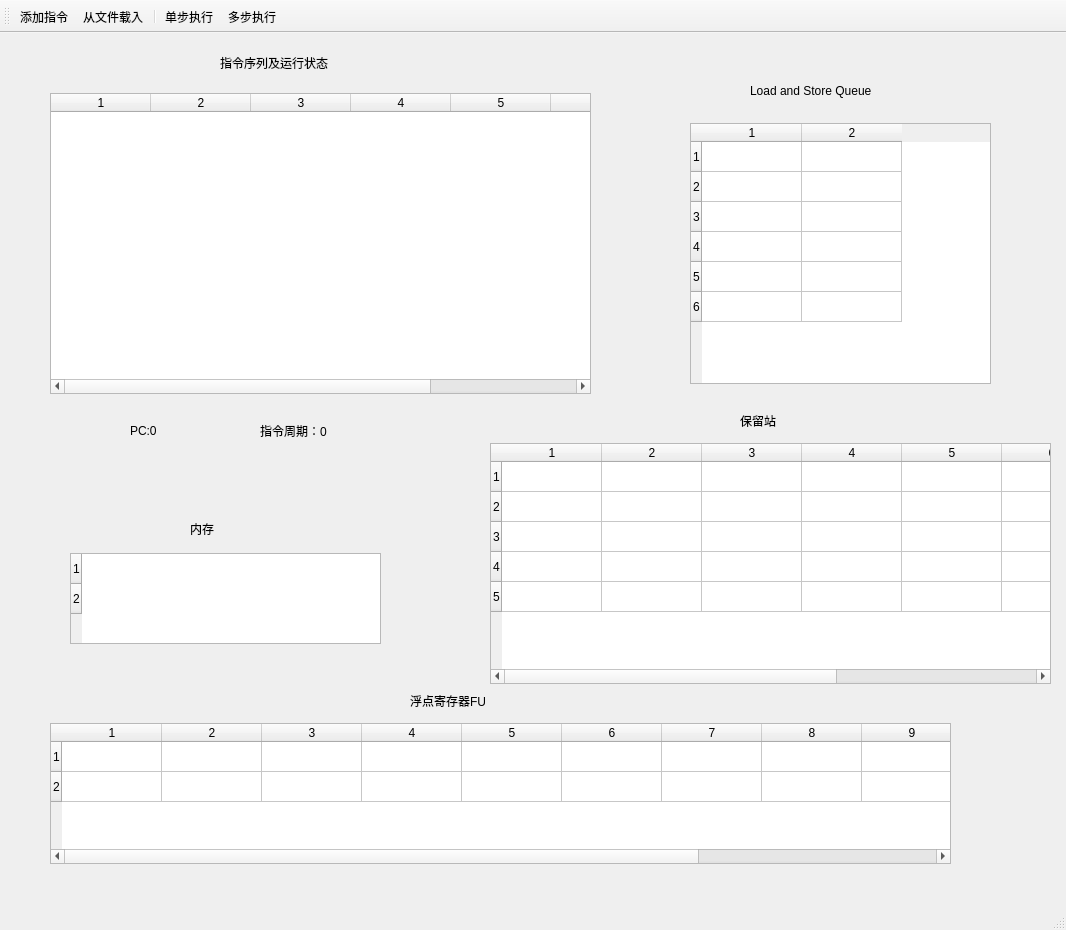
First picture: the form in mainwindow.ui, repository systemstructure/Tomasulo, before the edit.
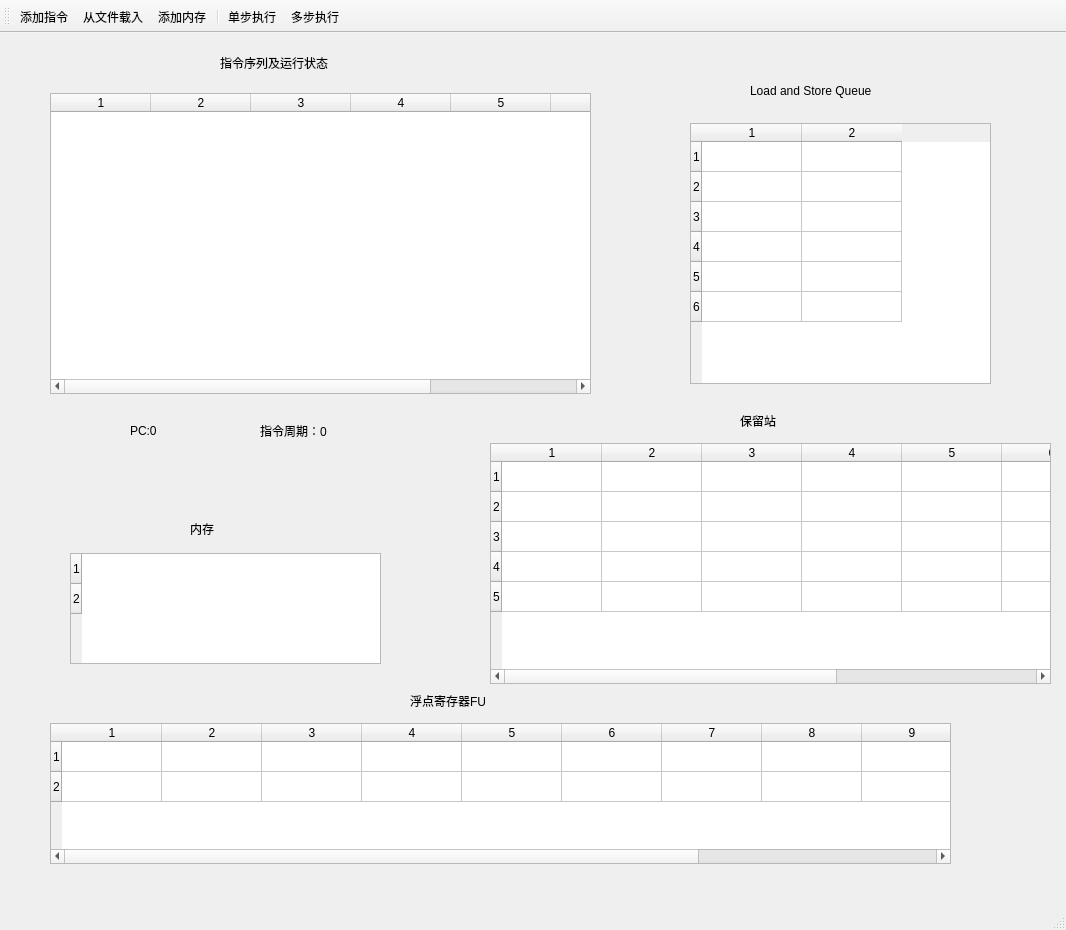
Second picture: the form after the edit. Icons and pictures are not drawn.

Commit message: Add memory function

The edit to the form file:
```diff
--- a/mainwindow.ui
+++ b/mainwindow.ui
@@ -210,12 +210,18 @@
       <x>70</x>
       <y>520</y>
       <width>311</width>
-      <height>91</height>
+      <height>111</height>
      </rect>
     </property>
     <property name="rowCount">
      <number>2</number>
     </property>
+    <attribute name="horizontalHeaderVisible">
+     <bool>false</bool>
+    </attribute>
+    <attribute name="horizontalHeaderDefaultSectionSize">
+     <number>70</number>
+    </attribute>
     <row/>
     <row/>
    </widget>
@@ -330,6 +336,7 @@
    </attribute>
    <addaction name="addAction"/>
    <addaction name="loadAction"/>
+   <addaction name="addMemoryAction"/>
    <addaction name="separator"/>
    <addaction name="onestepAction"/>
    <addaction name="multistepAction"/>
@@ -371,6 +378,15 @@
     <string>多步执行</string>
    </property>
   </action>
+  <action name="addMemoryAction">
+   <property name="icon">
+    <iconset resource="icons.qrc">
+     <normaloff>:/src/src/addm.jpg</normaloff>:/src/src/addm.jpg</iconset>
+   </property>
+   <property name="text">
+    <string>添加内存</string>
+   </property>
+  </action>
  </widget>
  <layoutdefault spacing="6" margin="11"/>
  <resources>
```
The commit also changes 6 other files.
